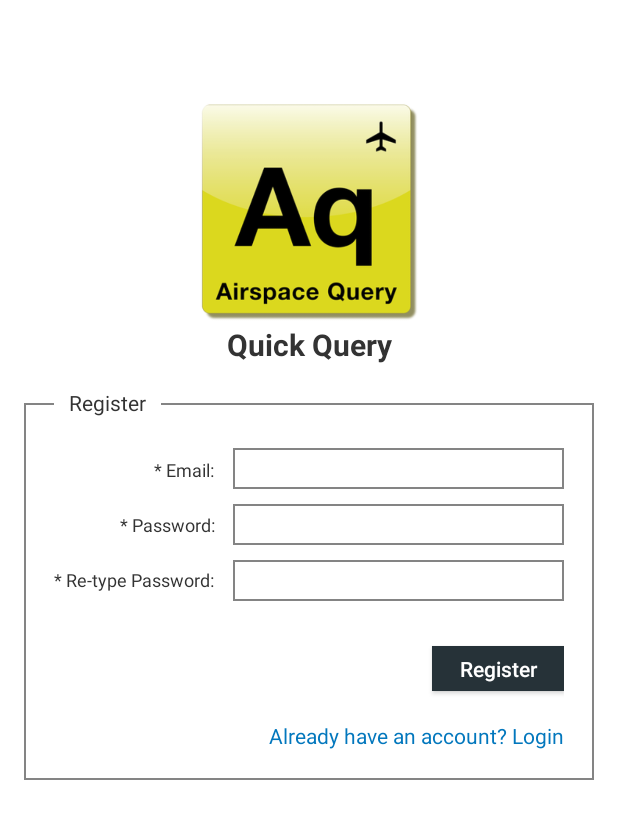
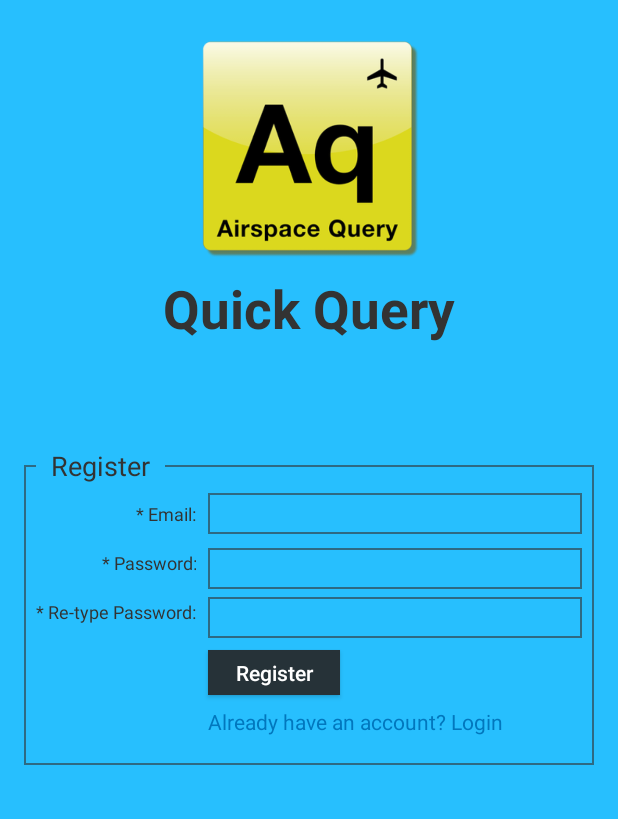
Before and after one commit to irajeevks/blogapp, an Android app: the SignUpActivity screen opened directly, with no data from a screen before it, on a phone screen of 412 x 824 dp. Shown: the top 819 px of the screen. Run offline under Robolectric (Android 15) with nearby library versions, the phone set to English and light mode, and no system bars; our stand-ins replace Firebase (no records; nobody signed in at launch, a user with empty details on screens opened directly).

Commit message:
Updated Registeration Screen UI from Scratch

```diff
--- a/BlogApp/app/src/main/res/layout/activity_forgot_password.xml
+++ b/BlogApp/app/src/main/res/layout/activity_forgot_password.xml
@@ -58,8 +58,8 @@
     <TextView
         android:id="@+id/form_frame_text"
         android:layout_width="wrap_content"
-        android:layout_height="@dimen/dp_15"
-        android:layout_below="@id/logo_text"
+        android:layout_height="wrap_content"
+        android:layout_below="@id/app_title"
         android:layout_marginBottom="@dimen/dp_8"
         android:layout_marginStart="@dimen/dp_8"
         android:background="@color/colorPrimary"
--- a/BlogApp/app/src/main/res/layout/activity_login.xml
+++ b/BlogApp/app/src/main/res/layout/activity_login.xml
@@ -98,7 +98,7 @@
         android:layout_width="wrap_content"
         android:layout_height="@dimen/dp_30"
         android:layout_marginTop="@dimen/dp_8"
-        android:background="#263238"
+        android:background="@color/colorAccent"
         android:text="@string/label_sign_in"
         android:textAllCaps="false"
         app:layout_constraintStart_toStartOf="@+id/txt_login_password"
--- a/BlogApp/app/src/main/res/layout/activity_sign_up.xml
+++ b/BlogApp/app/src/main/res/layout/activity_sign_up.xml
@@ -1,162 +1,192 @@
 <?xml version="1.0" encoding="utf-8"?>
-<RelativeLayout
-    xmlns:android="http://schemas.android.com/apk/res/android"
+<android.support.constraint.ConstraintLayout xmlns:android="http://schemas.android.com/apk/res/android"
+    xmlns:app="http://schemas.android.com/apk/res-auto"
     xmlns:tools="http://schemas.android.com/tools"
+    android:id="@+id/activity_login"
     android:layout_width="match_parent"
     android:layout_height="match_parent"
-    android:padding="16dp"
-    android:orientation="vertical"
-    android:background="#fff"
-    android:focusable="true"
-    android:focusableInTouchMode="true"
-    tools:context="com.example.reviewapp.reviewapp.activities.SignUpActivity">
+    android:background="@color/colorPrimary"
+    android:padding="@dimen/dp_16">
 
     <ImageView
         android:id="@+id/icon"
+        android:layout_width="@dimen/login_image_dimen"
+        android:layout_height="@dimen/login_image_dimen"
         android:layout_gravity="center"
+        android:layout_marginEnd="@dimen/dp_8"
+        android:layout_marginStart="@dimen/dp_8"
+        android:layout_marginTop="@dimen/dp_8"
         android:background="@drawable/login_avtar"
-        android:layout_width="150dp"
-        android:layout_height="150dp"
-        android:layout_marginTop="50dp"
-        android:layout_centerHorizontal="true"/>
+        app:layout_constraintEnd_toEndOf="parent"
+        app:layout_constraintStart_toStartOf="parent"
+        app:layout_constraintTop_toTopOf="parent" />
 
     <TextView
-        android:id="@+id/logo_text"
-        android:layout_width="match_parent"
+        android:id="@+id/app_title"
+        android:layout_width="0dp"
         android:layout_height="wrap_content"
         android:layout_below="@id/icon"
-        android:text="Quick Query"
+        android:layout_marginEnd="@dimen/dp_8"
+        android:layout_marginStart="@dimen/dp_8"
+        android:layout_marginTop="@dimen/dp_8"
+        android:text="@string/lable_quick_query"
+        android:textAlignment="center"
+        android:textColor="@color/text_color"
+        android:textSize="@dimen/login_heading_size"
         android:textStyle="bold"
-        android:textSize="20sp"
-        android:textColor="#333"
-        android:textAlignment="center" />
+        app:layout_constraintEnd_toEndOf="parent"
+        app:layout_constraintStart_toStartOf="parent"
+        app:layout_constraintTop_toBottomOf="@+id/icon" />
 
     <LinearLayout
-        android:layout_width="match_parent"
-        android:layout_height="wrap_content"
+        android:id="@+id/form_frame"
+        android:layout_width="0dp"
+        android:layout_height="200dp"
+        android:layout_below="@id/app_title"
+        android:layout_marginBottom="@dimen/dp_8"
+        android:layout_marginTop="@dimen/dp_8"
+        android:background="@drawable/selector_xml_listview_back"
         android:orientation="vertical"
-        android:background="@drawable/selector_xml_listview_back"
-        android:layout_marginTop="25dp"
-        android:padding="20dp"
-        android:layout_below="@id/logo_text">
-
-        <LinearLayout
-            android:layout_width="match_parent"
-            android:layout_height="wrap_content"
-            android:orientation="horizontal"
-            >
-
-            <LinearLayout
-                android:layout_width="wrap_content"
-                android:layout_height="wrap_content"
-                android:orientation="vertical"
-                android:gravity="center"
-                android:layout_gravity="center"
-                android:layout_marginRight="10dp">
-
-                <TextView
-                    android:layout_width="match_parent"
-                    android:layout_height="wrap_content"
-                    android:text="* Email: "
-                    android:textColor="#333"
-                    android:textSize="12sp"
-                    android:textAlignment="textEnd"
-                    android:layout_marginTop="10dp"/>
-
-                <TextView
-                    android:layout_width="match_parent"
-                    android:layout_height="wrap_content"
-                    android:text="* Password: "
-                    android:textColor="#333"
-                    android:textSize="12sp"
-                    android:layout_marginTop="20dp"
-                    android:textAlignment="textEnd"/>
-
-                <TextView
-                    android:layout_width="wrap_content"
-                    android:layout_height="wrap_content"
-                    android:text="* Re-type Password: "
-                    android:textColor="#333"
-                    android:textSize="12sp"
-                    android:layout_marginTop="20dp"/>
-
-            </LinearLayout>
-
-            <LinearLayout
-                android:layout_height="wrap_content"
-                android:layout_width="match_parent"
-                android:orientation="vertical">
-
-                <EditText
-                    android:id="@+id/txt_login_email"
-                    android:inputType="textEmailAddress"
-                    android:singleLine="true"
-                    android:layout_width="match_parent"
-                    android:layout_height="wrap_content"
-                    android:padding="5dp"
-                    android:textSize="12sp"
-                    android:background="@drawable/selector_xml_listview_back"
-                    android:layout_marginTop="10dp"/>
-
-                <EditText
-                    android:id="@+id/txt_login_password"
-                    android:inputType="textPassword"
-                    android:singleLine="true"
-                    android:layout_width="match_parent"
-                    android:layout_height="wrap_content"
-                    android:padding="5dp"
-                    android:textSize="12sp"
-                    android:background="@drawable/selector_xml_listview_back"
-                    android:layout_marginTop="10dp"/>
-
-                <EditText
-                    android:id="@+id/txt_login_repassword"
-                    android:inputType="textPassword"
-                    android:singleLine="true"
-                    android:layout_width="match_parent"
-                    android:layout_height="wrap_content"
-                    android:padding="5dp"
-                    android:textSize="12sp"
-                    android:background="@drawable/selector_xml_listview_back"
-                    android:layout_marginTop="10dp"/>
-
-            </LinearLayout>
-
-        </LinearLayout>
-
-        <Button
-            android:id="@+id/btn_signup"
-            android:text="Register"
-            android:background="#263238"
-            style="@style/Widget.AppCompat.Button.Colored"
-            android:layout_width="wrap_content"
-            android:layout_height="30dp"
-            android:textAllCaps="false"
-            android:layout_marginTop="30dp"
-            android:layout_gravity="right"/>
-
-        <TextView
-            android:id="@+id/btn_login"
-            android:text="Already have an account? Login"
-            android:textColor="@color/colorPrimaryDark"
-            android:layout_width="wrap_content"
-            android:layout_height="wrap_content"
-            android:layout_marginTop="20dp"
-            android:layout_gravity="right"/>
+        android:padding="@dimen/dp_20"
+        app:layout_constraintBottom_toBottomOf="parent"
+        app:layout_constraintEnd_toEndOf="parent"
+        app:layout_constraintStart_toStartOf="parent"
+        app:layout_constraintTop_toBottomOf="@+id/app_title"
+        app:layout_constraintVertical_bias="0.19999999">
 
     </LinearLayout>
 
     <TextView
+        android:id="@+id/form_frame_text"
         android:layout_width="wrap_content"
         android:layout_height="wrap_content"
+        android:layout_below="@id/app_title"
+        android:layout_marginBottom="@dimen/dp_8"
+        android:layout_marginStart="@dimen/dp_8"
+        android:background="@color/colorPrimary"
+        android:paddingLeft="@dimen/dp_10"
+        android:paddingRight="@dimen/dp_10"
+        android:text="@string/label_register_title"
+        android:textColor="@color/text_color"
+        android:textSize="@dimen/sp_18"
+        app:layout_constraintBottom_toTopOf="@+id/form_frame"
+        app:layout_constraintStart_toStartOf="@+id/form_frame"
+        app:layout_constraintTop_toTopOf="@+id/form_frame" />
+
+    <TextView
+        android:id="@+id/form_label_email"
+        android:layout_width="0dp"
+        android:layout_height="wrap_content"
+        android:layout_marginStart="@dimen/dp_8"
+        android:layout_marginTop="@dimen/dp_24"
+        android:text="@string/label_email_mandatory"
+        android:textAlignment="textEnd"
+        android:textColor="@color/text_color"
+        android:textSize="@dimen/sp_12"
+        app:layout_constraintEnd_toEndOf="@+id/form_label_password"
+        app:layout_constraintHorizontal_bias="1.0"
+        app:layout_constraintStart_toStartOf="@+id/form_frame"
+        app:layout_constraintTop_toTopOf="@+id/form_frame" />
+
+    <EditText
+        android:id="@+id/txt_login_email"
+        android:layout_width="0dp"
+        android:layout_height="wrap_content"
+        android:layout_marginEnd="@dimen/dp_8"
+        android:layout_marginStart="@dimen/dp_8"
+        android:background="@drawable/selector_xml_listview_back"
+        android:inputType="textEmailAddress"
+        android:padding="@dimen/dp_5"
+        android:singleLine="true"
+        android:textSize="@dimen/sp_12"
+        app:layout_constraintBottom_toBottomOf="@+id/form_label_email"
+        app:layout_constraintEnd_toEndOf="@+id/form_frame"
+        app:layout_constraintStart_toEndOf="@+id/form_label_email"
+        app:layout_constraintTop_toTopOf="@+id/form_label_email" />
+
+    <TextView
+        android:id="@+id/form_label_password"
+        android:layout_width="wrap_content"
+        android:layout_height="wrap_content"
+        android:layout_marginStart="@dimen/dp_8"
+        android:layout_marginTop="@dimen/dp_16"
+        android:text="@string/label_password_mandatory"
+        android:textAlignment="textEnd"
+        android:textColor="@color/text_color"
+        android:textSize="@dimen/sp_12"
+        app:layout_constraintEnd_toEndOf="@+id/form_label_retype_password"
+        app:layout_constraintHorizontal_bias="1.0"
+        app:layout_constraintStart_toStartOf="@+id/form_frame"
+        app:layout_constraintTop_toBottomOf="@+id/form_label_email" />
+
+    <EditText
+        android:id="@+id/txt_login_password"
+        android:layout_width="0dp"
+        android:layout_height="wrap_content"
+        android:layout_marginEnd="@dimen/dp_8"
+        android:layout_marginStart="@dimen/dp_8"
+        android:layout_marginTop="@dimen/dp_8"
+        android:background="@drawable/selector_xml_listview_back"
+        android:inputType="textPassword"
+        android:padding="@dimen/dp_5"
+        android:singleLine="true"
+        android:textSize="@dimen/sp_12"
+        app:layout_constraintBottom_toBottomOf="@+id/form_label_password"
+        app:layout_constraintEnd_toEndOf="@+id/form_frame"
+        app:layout_constraintStart_toEndOf="@+id/form_label_password"
+        app:layout_constraintTop_toTopOf="@+id/form_label_password" />
+
+    <TextView
+        android:id="@+id/form_label_retype_password"
+        android:layout_width="wrap_content"
+        android:layout_height="wrap_content"
+        android:layout_marginStart="@dimen/dp_8"
+        android:layout_marginTop="@dimen/dp_16"
+        android:text="@string/label_retype_password_mandatory"
+        android:textColor="@color/text_color"
+        android:textSize="@dimen/sp_12"
+        app:layout_constraintStart_toStartOf="@+id/form_frame"
+        app:layout_constraintTop_toBottomOf="@+id/form_label_password" />
+
+    <EditText
+        android:id="@+id/txt_login_repassword"
+        android:layout_width="0dp"
+        android:layout_height="wrap_content"
+        android:layout_marginEnd="@dimen/dp_8"
+        android:layout_marginStart="@dimen/dp_8"
+        android:layout_marginTop="@dimen/dp_8"
+        android:background="@drawable/selector_xml_listview_back"
+        android:inputType="textPassword"
+        android:padding="@dimen/dp_5"
+        android:singleLine="true"
+        android:textSize="@dimen/sp_12"
+        app:layout_constraintBottom_toBottomOf="@+id/form_label_retype_password"
+        app:layout_constraintEnd_toEndOf="@+id/form_frame"
+        app:layout_constraintStart_toEndOf="@+id/form_label_retype_password"
+        app:layout_constraintTop_toTopOf="@+id/form_label_retype_password" />
+
+    <Button
+        android:id="@+id/btn_signup"
+        style="@style/Widget.AppCompat.Button.Colored"
+        android:layout_width="wrap_content"
+        android:layout_height="@dimen/dp_30"
+        android:layout_gravity="right"
+        android:layout_marginTop="@dimen/dp_8"
+        android:background="@color/colorAccent"
         android:text="Register"
-        android:layout_marginTop="15dp"
-        android:layout_marginLeft="20dp"
-        android:textSize="14sp"
-        android:textColor="#333"
-        android:background="#fff"
-        android:paddingLeft="10dp"
-        android:paddingRight="10dp"
-        android:layout_below="@id/logo_text"/>
+        android:textAllCaps="false"
+        app:layout_constraintStart_toStartOf="@+id/txt_login_repassword"
+        app:layout_constraintTop_toBottomOf="@+id/txt_login_repassword" />
 
-</RelativeLayout>
+    <TextView
+        android:id="@+id/btn_login"
+        android:layout_width="wrap_content"
+        android:layout_height="wrap_content"
+        android:layout_gravity="right"
+        android:layout_marginTop="@dimen/dp_8"
+        android:text="@string/label_account_exists"
+        android:textColor="@color/colorPrimaryDark"
+        app:layout_constraintStart_toStartOf="@+id/btn_signup"
+        app:layout_constraintTop_toBottomOf="@+id/btn_signup" />
+
+</android.support.constraint.ConstraintLayout>
--- a/BlogApp/app/src/main/res/values/colors.xml
+++ b/BlogApp/app/src/main/res/values/colors.xml
@@ -2,7 +2,7 @@
 <resources>
     <color name="colorPrimary">#27bffe</color>
     <color name="colorPrimaryDark">#0277BD</color>
-    <color name="colorAccent">#444</color>
+    <color name="colorAccent">#263238</color>
 
     <color name="text_color">#333</color>
 </resources>
--- a/BlogApp/app/src/main/res/values/dimens.xml
+++ b/BlogApp/app/src/main/res/values/dimens.xml
@@ -18,4 +18,6 @@
     <dimen name="margin_register_lable">36dp</dimen>
     <dimen name="dp_16">16dp</dimen>
     <dimen name="dp_32">32dp</dimen>
+    <dimen name="dp_24">24dp</dimen>
+    <dimen name="sp_12">12sp</dimen>
 </resources>
--- a/BlogApp/app/src/main/res/values/strings.xml
+++ b/BlogApp/app/src/main/res/values/strings.xml
@@ -6,13 +6,18 @@
     <string name="action_settings">Settings</string>
     <string name="section_format">Hello World from section: %1$d</string>
     <string name="lable_quick_query">Quick Query</string>
-    <string name="label_email">Email: </string>
-    <string name="label_password">Password: </string>
+    <string name="label_email">Email:</string>
+    <string name="label_email_mandatory">* Email:</string>
+    <string name="label_password">Password:</string>
+    <string name="label_password_mandatory">* Password:</string>
+    <string name="label_retype_password_mandatory">* Re-type Password:</string>
     <string name="label_sign_in">Sign In</string>
     <string name="label_forgot_password">Forgot Password?</string>
     <string name="label_register_here">Don\'t have an account yet? Register here!</string>
+    <string name="label_account_exists">Already have an account? Login</string>
     <string name="label_request_new_password">Request New Password</string>
     <string name="label_forget_password_title">Forgot Password</string>
     <string name="label_enter_email_address">Enter Email Address:</string>
     <string name="label_already_have_an_account">Already have an account? Login</string>
+    <string name="label_register_title">Register</string>
 </resources>
```
